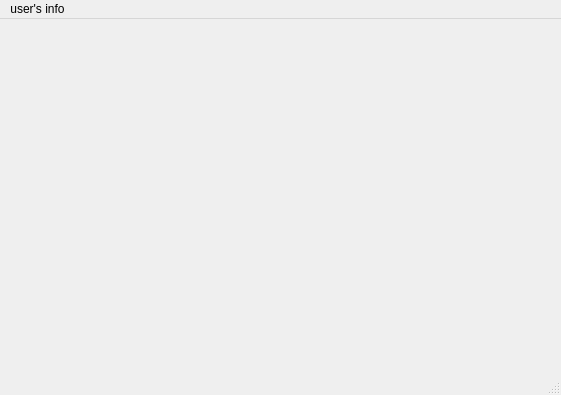
Above: Restaurant/main_page.ui from Mitraaaaa/Store before the change. Below: the same form after it.
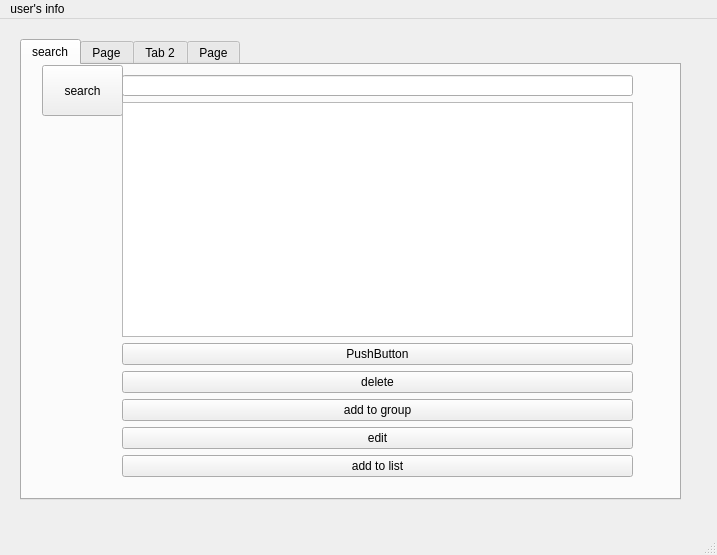
That is the form after the change. Icons and pictures are not drawn.

Commit message: Fix menus bug & display it on main_page + reforming main_page

Patch:
```diff
--- a/Restaurant/main_page.ui
+++ b/Restaurant/main_page.ui
@@ -6,20 +6,204 @@
    <rect>
     <x>0</x>
     <y>0</y>
-    <width>561</width>
-    <height>395</height>
+    <width>717</width>
+    <height>555</height>
    </rect>
   </property>
   <property name="windowTitle">
    <string>MainWindow</string>
   </property>
-  <widget class="QWidget" name="centralwidget"/>
+  <property name="toolButtonStyle">
+   <enum>Qt::ToolButtonIconOnly</enum>
+  </property>
+  <property name="tabShape">
+   <enum>QTabWidget::Rounded</enum>
+  </property>
+  <widget class="QWidget" name="centralwidget">
+   <widget class="QTabWidget" name="tabWidget">
+    <property name="geometry">
+     <rect>
+      <x>20</x>
+      <y>20</y>
+      <width>661</width>
+      <height>461</height>
+     </rect>
+    </property>
+    <property name="layoutDirection">
+     <enum>Qt::LeftToRight</enum>
+    </property>
+    <property name="tabPosition">
+     <enum>QTabWidget::North</enum>
+    </property>
+    <property name="tabShape">
+     <enum>QTabWidget::Rounded</enum>
+    </property>
+    <property name="currentIndex">
+     <number>0</number>
+    </property>
+    <property name="iconSize">
+     <size>
+      <width>20</width>
+      <height>20</height>
+     </size>
+    </property>
+    <property name="tabsClosable">
+     <bool>false</bool>
+    </property>
+    <property name="movable">
+     <bool>false</bool>
+    </property>
+    <widget class="QWidget" name="tab_3">
+     <attribute name="title">
+      <string>search</string>
+     </attribute>
+     <widget class="QPushButton" name="searchbutton">
+      <property name="geometry">
+       <rect>
+        <x>20</x>
+        <y>0</y>
+        <width>81</width>
+        <height>51</height>
+       </rect>
+      </property>
+      <property name="minimumSize">
+       <size>
+        <width>75</width>
+        <height>0</height>
+       </size>
+      </property>
+      <property name="styleSheet">
+       <string notr="true"/>
+      </property>
+      <property name="text">
+       <string>search</string>
+      </property>
+      <property name="icon">
+       <iconset resource="recources.qrc">
+        <normaloff>:/rec/img/search.jpeg</normaloff>:/rec/img/search.jpeg</iconset>
+      </property>
+      <property name="iconSize">
+       <size>
+        <width>16</width>
+        <height>16</height>
+       </size>
+      </property>
+      <property name="default">
+       <bool>false</bool>
+      </property>
+      <property name="flat">
+       <bool>false</bool>
+      </property>
+     </widget>
+     <widget class="QWidget" name="">
+      <property name="geometry">
+       <rect>
+        <x>100</x>
+        <y>10</y>
+        <width>511</width>
+        <height>402</height>
+       </rect>
+      </property>
+      <layout class="QVBoxLayout" name="verticalLayout">
+       <item>
+        <widget class="QLineEdit" name="lineEdit">
+         <property name="maximumSize">
+          <size>
+           <width>16777215</width>
+           <height>21</height>
+          </size>
+         </property>
+         <property name="text">
+          <string/>
+         </property>
+        </widget>
+       </item>
+       <item>
+        <widget class="QListWidget" name="listWidget"/>
+       </item>
+       <item>
+        <widget class="QPushButton" name="pushButton_5">
+         <property name="text">
+          <string>PushButton</string>
+         </property>
+        </widget>
+       </item>
+       <item>
+        <widget class="QPushButton" name="pushButton">
+         <property name="text">
+          <string>delete</string>
+         </property>
+         <property name="icon">
+          <iconset resource="recources.qrc">
+           <normaloff>:/rec/img/delete.jpeg</normaloff>:/rec/img/delete.jpeg</iconset>
+         </property>
+        </widget>
+       </item>
+       <item>
+        <widget class="QPushButton" name="pushButton_4">
+         <property name="text">
+          <string>add to group</string>
+         </property>
+         <property name="icon">
+          <iconset>
+           <normaloff>img/add to groups 2.png</normaloff>img/add to groups 2.png</iconset>
+         </property>
+         <property name="iconSize">
+          <size>
+           <width>18</width>
+           <height>16</height>
+          </size>
+         </property>
+        </widget>
+       </item>
+       <item>
+        <widget class="QPushButton" name="pushButton_3">
+         <property name="text">
+          <string>edit</string>
+         </property>
+         <property name="icon">
+          <iconset resource="recources.qrc">
+           <normaloff>:/rec/img/edit.png</normaloff>:/rec/img/edit.png</iconset>
+         </property>
+        </widget>
+       </item>
+       <item>
+        <widget class="QPushButton" name="pushButton_2">
+         <property name="text">
+          <string>add to list</string>
+         </property>
+         <property name="icon">
+          <iconset resource="recources.qrc">
+           <normaloff>:/rec/img/add.png</normaloff>:/rec/img/add.png</iconset>
+         </property>
+        </widget>
+       </item>
+      </layout>
+     </widget>
+    </widget>
+    <widget class="QWidget" name="tab_5">
+     <attribute name="title">
+      <string>Page</string>
+     </attribute>
+    </widget>
+    <widget class="QWidget" name="tab_4">
+     <attribute name="title">
+      <string>Tab 2</string>
+     </attribute>
+    </widget>
+    <widget class="QWidget" name="tab_6">
+     <attribute name="title">
+      <string>Page</string>
+     </attribute>
+    </widget>
+   </widget>
+  </widget>
   <widget class="QMenuBar" name="menubar">
    <property name="geometry">
     <rect>
      <x>0</x>
      <y>0</y>
-     <width>561</width>
+     <width>717</width>
      <height>24</height>
     </rect>
    </property>
```
Left out of the diff: 39 changed lines with no effect on the pictures. The commit also changes 19 other files.
